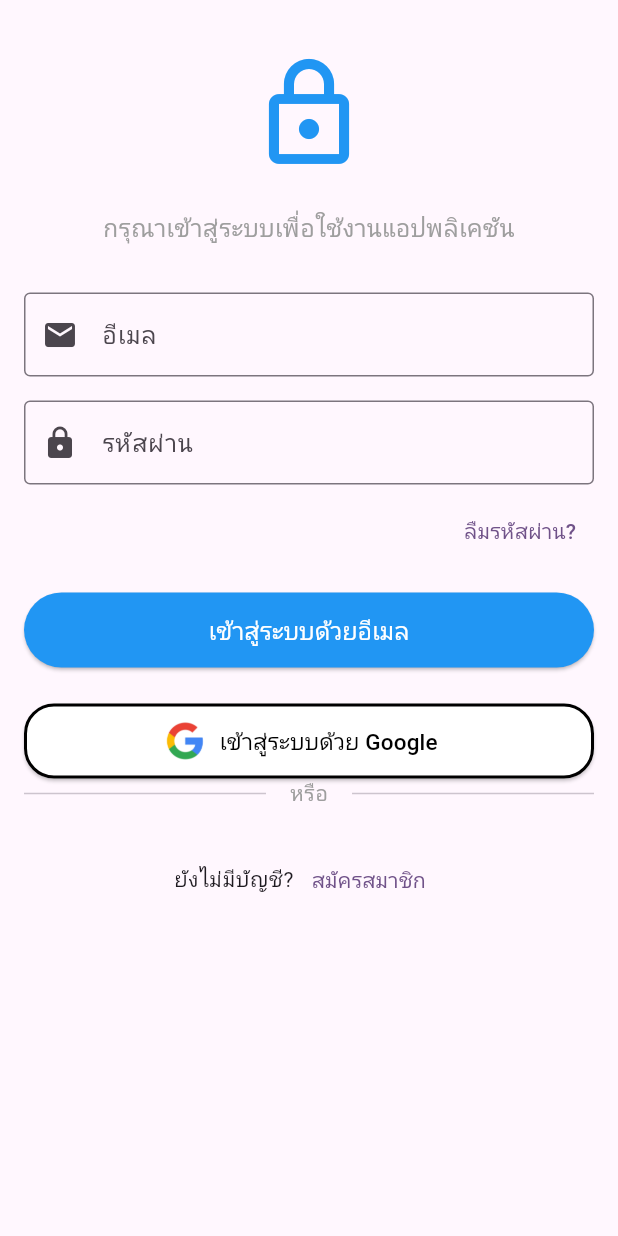
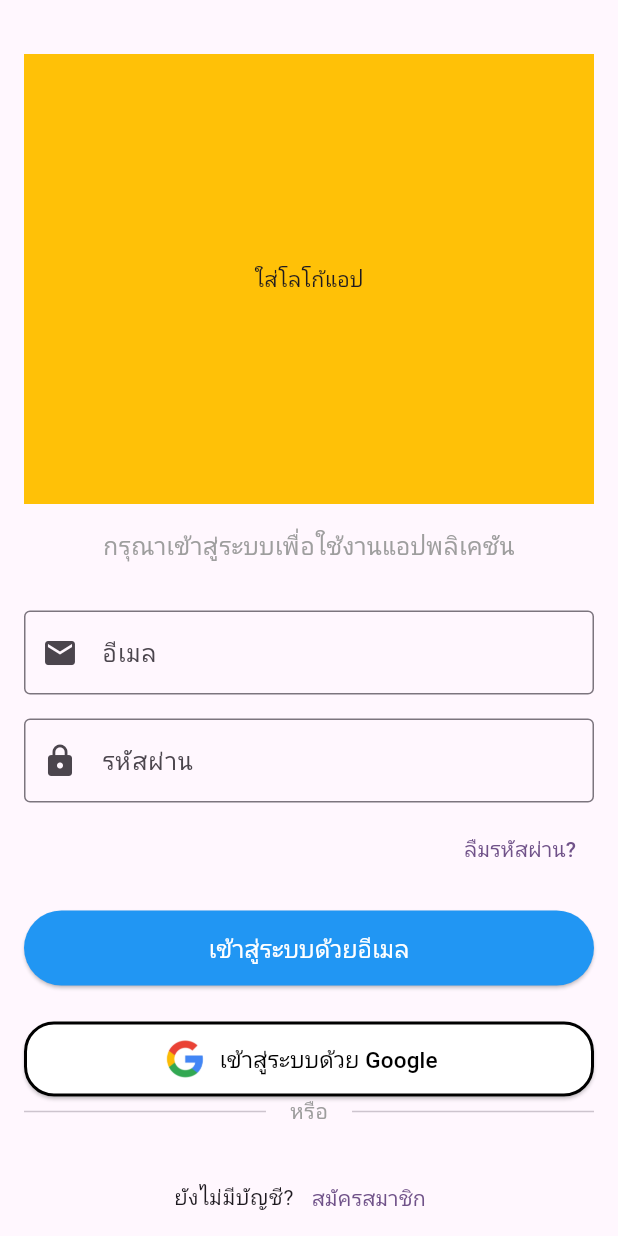
Before and after one commit to peeradol7/fam_care, a Flutter app: the screen it shows after launch, after a tap on "Login", on a phone screen of 412 x 824 dp. Run offline on Flutter 3.47's test engine with Material 3 defaults, Android fonts, the phone set to English and light mode, and no system bars; our stand-ins replace cloud_firestore, firebase_auth, firebase_core, get, go_router, google_sign_in and 1 more; accounts and stored records are empty.

Commit message:
mock logo

```diff
--- a/lib/view/landing_page/langding_page.dart
+++ b/lib/view/landing_page/langding_page.dart
@@ -36,6 +36,14 @@ class LandingPage extends StatelessWidget {
             child: Column(
               mainAxisAlignment: MainAxisAlignment.center,
               children: [
+                Container(
+                  width: 300,
+                  height: 300,
+                  decoration: BoxDecoration(color: Colors.amber),
+                  child: Center(
+                    child: Text('ใส่โลโก้แอป'),
+                  ),
+                ),
                 const Text(
                   'Welcome to FamCare',
                   style: TextStyle(
--- a/lib/view/login_page/login_page.dart
+++ b/lib/view/login_page/login_page.dart
@@ -54,16 +54,16 @@ class _LoginScreenState extends State<LoginScreen> {
             mainAxisAlignment: MainAxisAlignment.center,
             crossAxisAlignment: CrossAxisAlignment.stretch,
             children: [
-              // ส่วนหัวของหน้าจอ
               const SizedBox(height: 20),
-              const Icon(
-                Icons.lock_outlined,
-                size: 80,
-                color: Colors.blue,
+              Container(
+                width: 300,
+                height: 300,
+                decoration: BoxDecoration(color: Colors.amber),
+                child: Center(
+                  child: Text('ใส่โลโก้แอป'),
+                ),
               ),
               const SizedBox(height: 16),
-
-              const SizedBox(height: 8),
               const Text(
                 'กรุณาเข้าสู่ระบบเพื่อใช้งานแอปพลิเคชัน',
                 textAlign: TextAlign.center,
@@ -73,12 +73,10 @@ class _LoginScreenState extends State<LoginScreen> {
                 ),
               ),
               const SizedBox(height: 32),
-
               Form(
                 key: _formKey,
                 child: Column(
                   children: [
-                    // ฟิลด์กรอกอีเมล
                     TextFormField(
                       controller: _emailTextController,
                       decoration: const InputDecoration(
@@ -98,8 +96,6 @@ class _LoginScreenState extends State<LoginScreen> {
                       },
                     ),
                     const SizedBox(height: 16),
-
-                    // ฟิลด์กรอกรหัสผ่าน
                     TextFormField(
                       controller: _passwordController,
                       decoration: const InputDecoration(
@@ -119,7 +115,6 @@ class _LoginScreenState extends State<LoginScreen> {
                       },
                     ),
                     const SizedBox(height: 8),
-
                     Align(
                       alignment: Alignment.centerRight,
                       child: TextButton(
@@ -128,7 +123,6 @@ class _LoginScreenState extends State<LoginScreen> {
                       ),
                     ),
                     const SizedBox(height: 16),
-
                     Obx(
                       () => ElevatedButton(
                         onPressed: _emailController.isLoading.value
@@ -187,7 +181,6 @@ class _LoginScreenState extends State<LoginScreen> {
                     googleHandleLogin();
                   },
                   label: 'เข้าสู่ระบบด้วย Google '),
-
               const Row(
                 children: [
                   Expanded(child: Divider()),
@@ -202,7 +195,6 @@ class _LoginScreenState extends State<LoginScreen> {
                 ],
               ),
               const SizedBox(height: 24),
-
               Row(
                 mainAxisAlignment: MainAxisAlignment.center,
                 children: [
--- a/lib/view/register_page/register_page.dart
+++ b/lib/view/register_page/register_page.dart
@@ -152,7 +152,7 @@ class _RegisterPageState extends State<RegisterPage> {
                   RegisterButton(
                     isLoading: authController.isLoading.value,
                     onPressed: _register,
-                    color: AppColors.colorButton, // กำหนดสีปุ่ม
+                    color: AppColors.colorButton,
                   ),
                   SizedBox(height: 15),
                   _buildLoginRedirect(),
```
